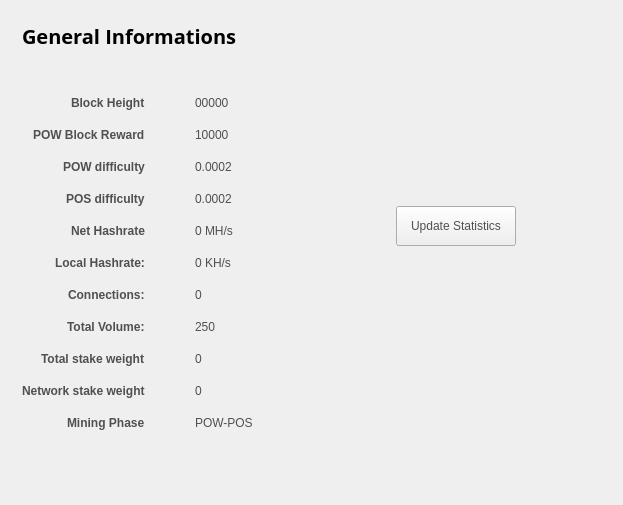
Qt form src/qt/forms/statisticspage.ui (WhitecoinCore/whitecoin) before a commit.
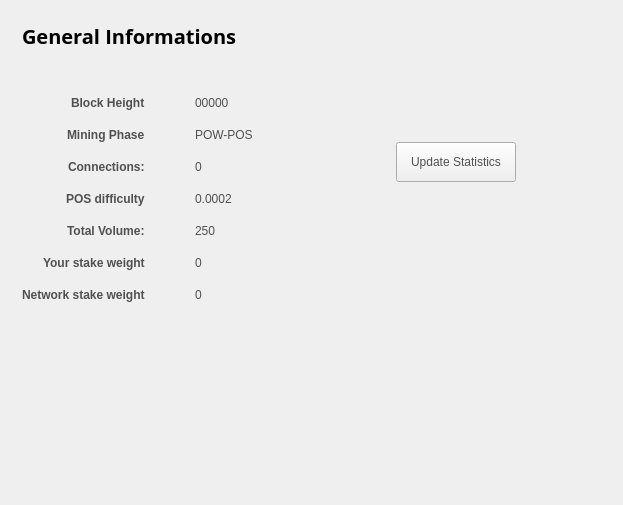
The same form after that commit.

The edit to the form file:
```diff
--- a/src/qt/forms/statisticspage.ui
+++ b/src/qt/forms/statisticspage.ui
@@ -82,30 +82,9 @@
          </widget>
         </item>
         <item row="2" column="0">
-         <widget class="QLabel" name="label_12">
+         <widget class="QLabel" name="label_15">
           <property name="text">
-           <string>&lt;html&gt;&lt;head/&gt;&lt;body&gt;&lt;p&gt;&lt;span style=&quot; font-weight:600;&quot;&gt;POW Block Reward&lt;/span&gt;&lt;/p&gt;&lt;/body&gt;&lt;/html&gt;</string>
-          </property>
-         </widget>
-        </item>
-        <item row="2" column="1">
-         <widget class="QLabel" name="rewardBox">
-          <property name="text">
-           <string>10000</string>
-          </property>
-         </widget>
-        </item>
-        <item row="3" column="0">
-         <widget class="QLabel" name="label_13">
-          <property name="text">
-           <string>&lt;html&gt;&lt;head/&gt;&lt;body&gt;&lt;p&gt;&lt;span style=&quot; font-weight:600;&quot;&gt;POW difficulty&lt;/span&gt;&lt;/p&gt;&lt;/body&gt;&lt;/html&gt;</string>
-          </property>
-         </widget>
-        </item>
-        <item row="3" column="1">
-         <widget class="QLabel" name="diffBox">
-          <property name="text">
-           <string>0.0002</string>
+           <string>&lt;html&gt;&lt;head/&gt;&lt;body&gt;&lt;p&gt;&lt;span style=&quot; font-weight:600;&quot;&gt;Mining Phase&lt;/span&gt;&lt;/p&gt;&lt;/body&gt;&lt;/html&gt;</string>
           </property>
          </widget>
         </item>
@@ -123,110 +102,69 @@
           </property>
          </widget>
         </item>
-        <item row="5" column="0">
-         <widget class="QLabel" name="label_16">
-          <property name="text">
-           <string>&lt;html&gt;&lt;head/&gt;&lt;body&gt;&lt;p&gt;&lt;span style=&quot; font-weight:600;&quot;&gt;Net Hashrate&lt;/span&gt;&lt;/p&gt;&lt;/body&gt;&lt;/html&gt;</string>
-          </property>
-         </widget>
-        </item>
-        <item row="5" column="1">
-         <widget class="QLabel" name="pawrateBox">
-          <property name="text">
-           <string>0 MH/s</string>
-          </property>
-         </widget>
-        </item>
         <item row="6" column="0">
-         <widget class="QLabel" name="label3_2">
-          <property name="sizePolicy">
-           <sizepolicy hsizetype="Preferred" vsizetype="Maximum">
-            <horstretch>0</horstretch>
-            <verstretch>0</verstretch>
-           </sizepolicy>
-          </property>
-          <property name="text">
-           <string>&lt;html&gt;&lt;head/&gt;&lt;body&gt;&lt;p&gt;&lt;span style=&quot; font-weight:600;&quot;&gt;Local Hashrate:&lt;/span&gt;&lt;/p&gt;&lt;/body&gt;&lt;/html&gt;</string>
-          </property>
-         </widget>
-        </item>
-        <item row="6" column="1">
-         <widget class="QLabel" name="localBox">
-          <property name="text">
-           <string>0 KH/s</string>
-          </property>
-         </widget>
-        </item>
-        <item row="7" column="0">
-         <widget class="QLabel" name="label1_2">
-          <property name="text">
-           <string>&lt;html&gt;&lt;head/&gt;&lt;body&gt;&lt;p&gt;&lt;span style=&quot; font-weight:600;&quot;&gt;Connections:&lt;/span&gt;&lt;/p&gt;&lt;/body&gt;&lt;/html&gt;</string>
-          </property>
-         </widget>
-        </item>
-        <item row="7" column="1">
-         <widget class="QLabel" name="connectionBox">
-          <property name="text">
-           <string>0</string>
-          </property>
-         </widget>
-        </item>
-        <item row="8" column="0">
          <widget class="QLabel" name="label_8">
           <property name="text">
            <string>&lt;html&gt;&lt;head/&gt;&lt;body&gt;&lt;p&gt;&lt;span style=&quot; font-weight:600;&quot;&gt;Total Volume:&lt;/span&gt;&lt;/p&gt;&lt;/body&gt;&lt;/html&gt;</string>
           </property>
          </widget>
         </item>
-        <item row="8" column="1">
+        <item row="6" column="1">
          <widget class="QLabel" name="volumeBox">
           <property name="text">
            <string>250</string>
           </property>
          </widget>
         </item>
-        <item row="9" column="0">
+        <item row="7" column="0">
          <widget class="QLabel" name="label_10">
           <property name="text">
-           <string>&lt;html&gt;&lt;head/&gt;&lt;body&gt;&lt;p&gt;&lt;span style=&quot; font-weight:600;&quot;&gt;Total stake weight&lt;/span&gt;&lt;/p&gt;&lt;/body&gt;&lt;/html&gt;</string>
+           <string>&lt;html&gt;&lt;head/&gt;&lt;body&gt;&lt;p&gt;&lt;span style=&quot; font-weight:600;&quot;&gt;Your stake weight&lt;/span&gt;&lt;/p&gt;&lt;/body&gt;&lt;/html&gt;</string>
           </property>
          </widget>
         </item>
-        <item row="9" column="1">
+        <item row="7" column="1">
          <widget class="QLabel" name="minBox">
           <property name="text">
            <string>0</string>
           </property>
          </widget>
         </item>
-        <item row="10" column="0">
+        <item row="8" column="0">
          <widget class="QLabel" name="label_11">
           <property name="text">
            <string>&lt;html&gt;&lt;head/&gt;&lt;body&gt;&lt;p&gt;&lt;span style=&quot; font-weight:600;&quot;&gt;Network stake weight&lt;/span&gt;&lt;/p&gt;&lt;/body&gt;&lt;/html&gt;</string>
           </property>
          </widget>
         </item>
-        <item row="10" column="1">
+        <item row="8" column="1">
          <widget class="QLabel" name="maxBox">
           <property name="text">
            <string>0</string>
           </property>
          </widget>
         </item>
-        <item row="11" column="0">
-         <widget class="QLabel" name="label_15">
-          <property name="text">
-           <string>&lt;html&gt;&lt;head/&gt;&lt;body&gt;&lt;p&gt;&lt;span style=&quot; font-weight:600;&quot;&gt;Mining Phase&lt;/span&gt;&lt;/p&gt;&lt;/body&gt;&lt;/html&gt;</string>
-          </property>
-         </widget>
-        </item>
-        <item row="11" column="1">
+        <item row="2" column="1">
          <widget class="QLabel" name="cBox">
           <property name="text">
            <string>POW-POS</string>
           </property>
          </widget>
         </item>
+        <item row="3" column="0">
+         <widget class="QLabel" name="label1_2">
+          <property name="text">
+           <string>&lt;html&gt;&lt;head/&gt;&lt;body&gt;&lt;p&gt;&lt;span style=&quot; font-weight:600;&quot;&gt;Connections:&lt;/span&gt;&lt;/p&gt;&lt;/body&gt;&lt;/html&gt;</string>
+          </property>
+         </widget>
+        </item>
+        <item row="3" column="1">
+         <widget class="QLabel" name="connectionBox">
+          <property name="text">
+           <string>0</string>
+          </property>
+         </widget>
+        </item>
        </layout>
       </item>
       <item row="1" column="0">
```
